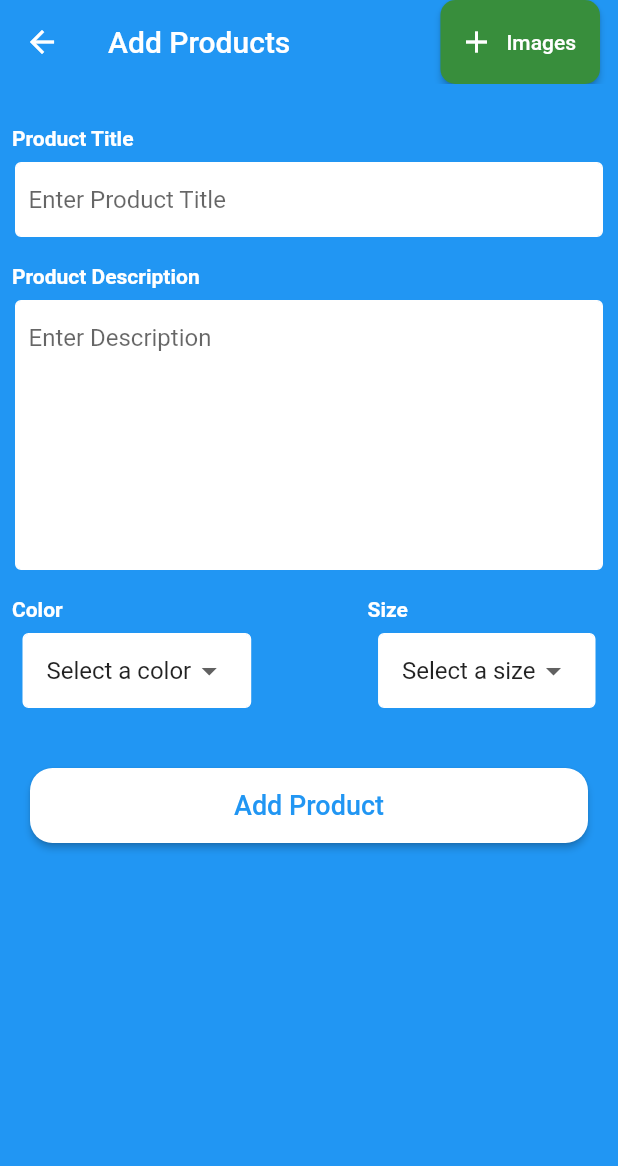
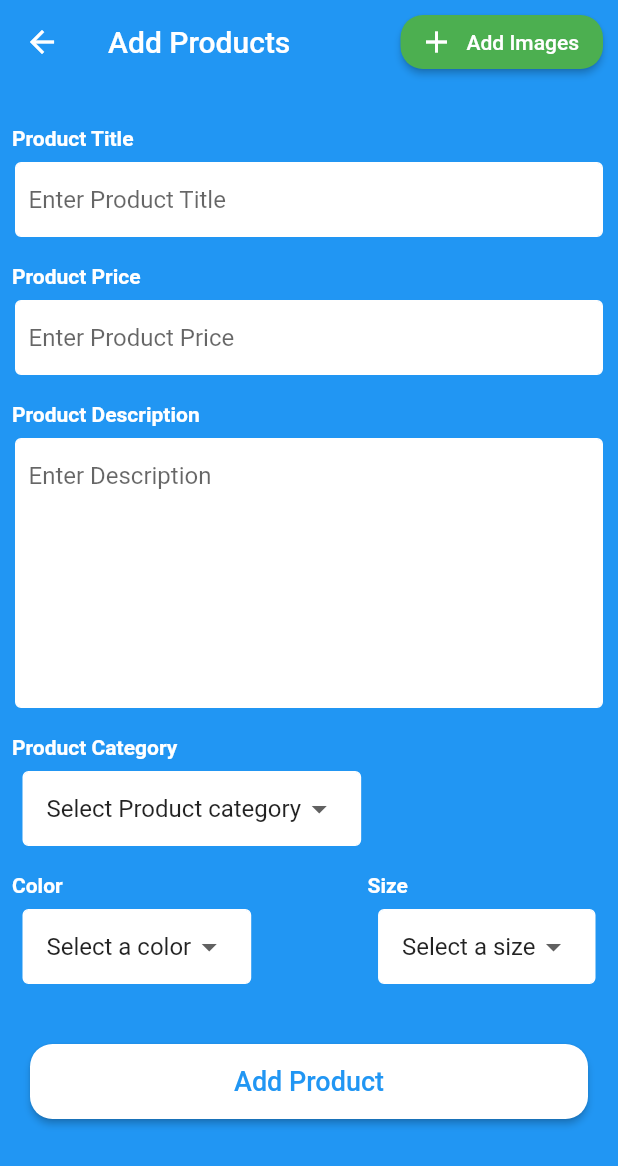
Before and after one commit to mtellect/Flutter-Ecommerce-App, a Flutter app: the AddProducts screen opened directly, after a tap on "Add Product", on a phone screen of 412 x 824 dp. Shown: the top 1166 px of the screen. Run offline on Flutter 3.47's test engine with Material 2 defaults, Android fonts, the phone set to English and light mode, and no system bars; our stand-ins replace cloud_firestore, firebase_auth, image_picker, shared_preferences; accounts and stored records are empty; network calls fail.

Commit message:
tutorial 10 updated (Adding Product Screen Part 2)

```diff
--- a/lib/adminScreens/add_products.dart
+++ b/lib/adminScreens/add_products.dart
@@ -17,8 +17,18 @@ class _AddProductsState extends State<AddProducts> {
   List<DropdownMenuItem<String>> dropDownSizes;
   String selectedSize;
   List<String> sizeList = new List();
-  List<File> imageList;
+
+  List<DropdownMenuItem<String>> dropDownCategories;
+  String selectedCategory;
+  List<String> categoryList = new List();
+
   Map<int, File> imagesMap = new Map();
+
+  TextEditingController prodcutTitle = new TextEditingController();
+  TextEditingController prodcutPrice = new TextEditingController();
+  TextEditingController prodcutDesc = new TextEditingController();
+
+  final scaffoldKey = new GlobalKey<ScaffoldState>();
 
   @override
   void initState() {
@@ -26,38 +36,42 @@ class _AddProductsState extends State<AddProducts> {
     super.initState();
     colorList = new List.from(localColors);
     sizeList = new List.from(localSizes);
+    categoryList = new List.from(localCatgeories);
     dropDownColors = buildAndGetDropDownItems(colorList);
     dropDownSizes = buildAndGetDropDownItems(sizeList);
+    dropDownCategories = buildAndGetDropDownItems(categoryList);
     selectedColor = dropDownColors[0].value;
     selectedSize = dropDownSizes[0].value;
+    selectedCategory = dropDownCategories[0].value;
   }
 
   @override
   Widget build(BuildContext context) {
     return new Scaffold(
+      key: scaffoldKey,
       backgroundColor: Theme.of(context).primaryColor,
       appBar: new AppBar(
         title: new Text("Add Products"),
         centerTitle: false,
         elevation: 0.0,
         actions: <Widget>[
-          new Padding(
-            padding: const EdgeInsets.only(right: 12.0),
+          Padding(
+            padding: const EdgeInsets.all(10.0),
             child: new RaisedButton.icon(
-                onPressed: pickImage,
-                color: Colors.green[700],
+                color: Colors.green,
                 shape: new RoundedRectangleBorder(
                     borderRadius:
-                        new BorderRadius.all(new Radius.circular(10.0))),
+                        new BorderRadius.all(new Radius.circular(15.0))),
+                onPressed: () => pickImage(),
                 icon: Icon(
                   Icons.add,
                   color: Colors.white,
                 ),
                 label: new Text(
-                  "Images",
-                  style: TextStyle(color: Colors.white),
+                  "Add Images",
+                  style: new TextStyle(color: Colors.white),
                 )),
-          ),
+          )
         ],
       ),
       body: new SingleChildScrollView(
@@ -77,14 +91,33 @@ class _AddProductsState extends State<AddProducts> {
               height: 10.0,
             ),
             productTextField(
-                textTitle: "Product Title", textHint: "Enter Product Title"),
+                textTitle: "Product Title",
+                textHint: "Enter Product Title",
+                controller: prodcutTitle),
+            new SizedBox(
+              height: 10.0,
+            ),
+            productTextField(
+                textTitle: "Product Price",
+                textHint: "Enter Product Price",
+                textType: TextInputType.number,
+                controller: prodcutPrice),
             new SizedBox(
               height: 10.0,
             ),
             productTextField(
                 textTitle: "Product Description",
                 textHint: "Enter Description",
+                controller: prodcutDesc,
                 height: 180.0),
+            new SizedBox(
+              height: 10.0,
+            ),
+            productDropDown(
+                textTitle: "Product Category",
+                selectedItem: selectedCategory,
+                dropDownItems: dropDownCategories,
+                changedDropDownItems: changedDropDownCategory),
             new SizedBox(
               height: 10.0,
             ),
@@ -108,7 +141,7 @@ class _AddProductsState extends State<AddProducts> {
             ),
             appButton(
                 btnTxt: "Add Product",
-                onBtnclicked: () {},
+                onBtnclicked: addNewProducts,
                 btnPadding: 20.0,
                 btnColor: Theme.of(context).primaryColor),
           ],
@@ -123,11 +156,19 @@ class _AddProductsState extends State<AddProducts> {
     });
   }
 
+  void changedDropDownCategory(String selectedSize) {
+    setState(() {
+      selectedCategory = selectedSize;
+    });
+  }
+
   void changedDropDownSize(String selected) {
     setState(() {
       selectedSize = selected;
     });
   }
+
+  List<File> imageList;
 
   pickImage() async {
     File file = await ImagePicker.pickImage(source: ImageSource.gallery);
@@ -152,4 +193,43 @@ class _AddProductsState extends State<AddProducts> {
     imageList.removeAt(index);
     setState(() {});
   }
+
+  addNewProducts() {
+    if (imageList == null || imageList.isEmpty) {
+      showSnackBar("Product Images cannot be empty", scaffoldKey);
+      return;
+    }
+
+    if (prodcutTitle.text == "") {
+      showSnackBar("Product Title cannot be empty", scaffoldKey);
+      return;
+    }
+
+    if (prodcutPrice.text == "") {
+      showSnackBar("Product Price cannot be empty", scaffoldKey);
+      return;
+    }
+
+    if (prodcutDesc.text == "") {
+      showSnackBar("Product Description cannot be empty", scaffoldKey);
+      return;
+    }
+
+    if (selectedCategory == "Select Product category") {
+      showSnackBar("Please select a category", scaffoldKey);
+      return;
+    }
+
+    if (selectedColor == "Select a color") {
+      showSnackBar("Please select a color", scaffoldKey);
+      return;
+    }
+
+    if (selectedSize == "Select a size") {
+      showSnackBar("Please select a size", scaffoldKey);
+      return;
+    }
+
+    Map newProduct = {};
+  }
 }
--- a/lib/tools/app_data.dart
+++ b/lib/tools/app_data.dart
@@ -35,3 +35,14 @@ List<String> localSizes = [
   "Large",
   "Extra Large"
 ];
+
+List<String> localCatgeories = [
+  "Select Product category",
+  "Tops",
+  "Shirts",
+  "Shoes",
+  "Bom-shorts",
+  "Jeans",
+  "Bags",
+  "Make-ups"
+];
--- a/lib/tools/app_tools.dart
+++ b/lib/tools/app_tools.dart
@@ -266,7 +266,7 @@ Widget MultiImagePickerList(
                                   fit: BoxFit.cover,
                                   image: new FileImage(imageList[index]))),
                         ),
-                        Padding(
+                        new Padding(
                           padding: const EdgeInsets.all(5.0),
                           child: new CircleAvatar(
                             backgroundColor: Colors.red[600],
--- a/pubspec.yaml
+++ b/pubspec.yaml
@@ -13,7 +13,7 @@ dependencies:
   firebase_database: ^1.0.2
   firebase_storage: ^1.0.0
   shared_preferences: "^0.4.2"
-  image_picker: "^0.4.5"
+  image_picker: ^0.4.10
 
 dev_dependencies:
   flutter_test:
```
Also changed, not shown: pubspec.lock.
